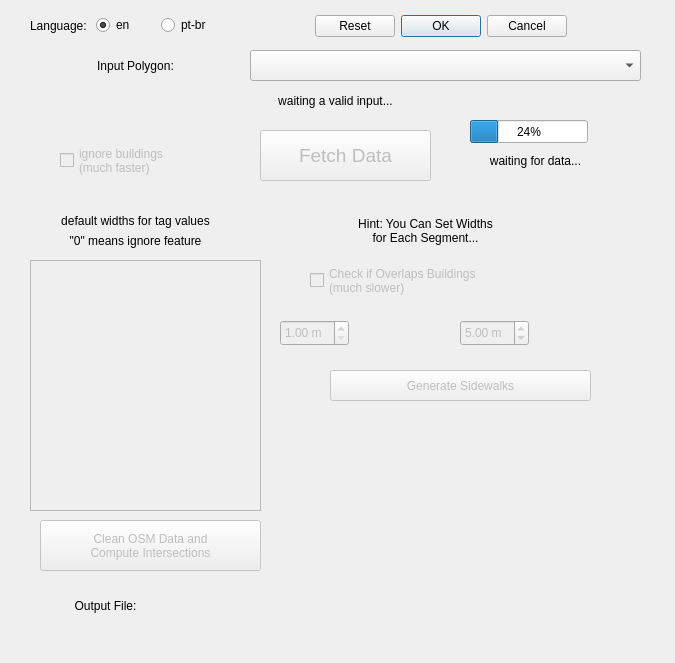
Before: the Qt Designer form osm_sidewalkreator_dialog_base.ui in kauevestena/osm_sidewalkreator, drawn with Qt 5.
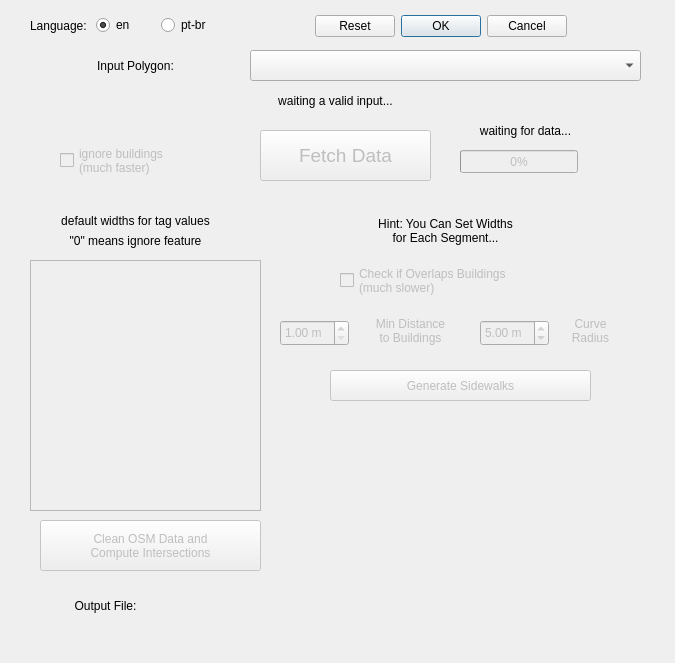
After: the same form once the commit is applied. Custom widgets are drawn as their Qt base class.

Diff of the .ui file:
```diff
--- a/osm_sidewalkreator_dialog_base.ui
+++ b/osm_sidewalkreator_dialog_base.ui
@@ -184,8 +184,8 @@
   <widget class="QLabel" name="input_status_of_data">
    <property name="geometry">
     <rect>
-     <x>450</x>
-     <y>150</y>
+     <x>440</x>
+     <y>120</y>
      <width>171</width>
      <height>21</height>
     </rect>
@@ -344,7 +344,7 @@
   <widget class="QLabel" name="widths_hint">
    <property name="geometry">
     <rect>
-     <x>280</x>
+     <x>300</x>
      <y>210</y>
      <width>291</width>
      <height>41</height>
@@ -364,7 +364,7 @@
    </property>
    <property name="geometry">
     <rect>
-     <x>310</x>
+     <x>340</x>
      <y>260</y>
      <width>241</width>
      <height>41</height>
@@ -456,7 +456,7 @@
    </property>
    <property name="geometry">
     <rect>
-     <x>460</x>
+     <x>480</x>
      <y>320</y>
      <width>69</width>
      <height>26</height>
@@ -481,17 +481,60 @@
     <double>5.000000000000000</double>
    </property>
   </widget>
-  <widget class="QProgressBar" name="datafetch_progress">
+  <widget class="QProgressBar" name="datafetch_progressbar">
+   <property name="enabled">
+    <bool>false</bool>
+   </property>
    <property name="geometry">
     <rect>
-     <x>470</x>
-     <y>120</y>
+     <x>460</x>
+     <y>150</y>
      <width>118</width>
      <height>23</height>
     </rect>
    </property>
    <property name="value">
-    <number>24</number>
+    <number>0</number>
+   </property>
+  </widget>
+  <widget class="QLabel" name="label">
+   <property name="enabled">
+    <bool>false</bool>
+   </property>
+   <property name="geometry">
+    <rect>
+     <x>360</x>
+     <y>310</y>
+     <width>101</width>
+     <height>41</height>
+    </rect>
+   </property>
+   <property name="text">
+    <string>Min Distance
+to Buildings</string>
+   </property>
+   <property name="alignment">
+    <set>Qt::AlignCenter</set>
+   </property>
+  </widget>
+  <widget class="QLabel" name="label_2">
+   <property name="enabled">
+    <bool>false</bool>
+   </property>
+   <property name="geometry">
+    <rect>
+     <x>540</x>
+     <y>310</y>
+     <width>101</width>
+     <height>41</height>
+    </rect>
+   </property>
+   <property name="text">
+    <string>Curve
+Radius</string>
+   </property>
+   <property name="alignment">
+    <set>Qt::AlignCenter</set>
    </property>
   </widget>
  </widget>
```
